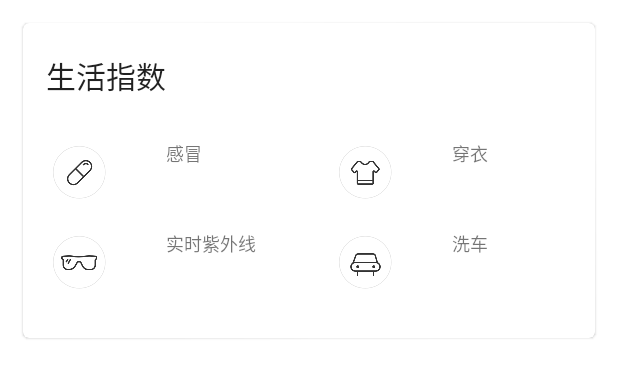
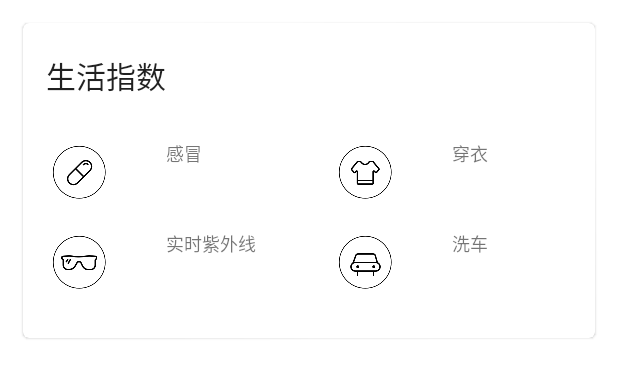
Before and after one commit to KloseYu/MyWeather, an Android app: the layout life_index.xml on its own in the app's theme, with its tools: preview values and no code run, on a phone screen of 412 x 824 dp. Shown: the top 378 px of the screen. Run offline under Robolectric (Android 15) with nearby library versions, the phone set to English and light mode, and no system bars.

Commit message:
修复生活指数icon深色模式适配

```diff
--- a/app/src/main/res/layout/life_index.xml
+++ b/app/src/main/res/layout/life_index.xml
@@ -38,7 +38,8 @@
                     android:layout_centerVertical="true"
                     android:layout_marginStart="20dp"
                     android:layout_marginEnd="20dp"
-                    android:src="@drawable/ic_coldrisk" />
+                    android:src="@drawable/ic_coldrisk"
+                    app:tint="@color/life_photo" />
 
                 <LinearLayout
                     android:layout_width="wrap_content"
@@ -80,6 +81,7 @@
                     android:layout_centerVertical="true"
                     android:layout_marginStart="20dp"
                     android:layout_marginEnd="20dp"
+                    android:tint="@color/life_photo"
                     android:src="@drawable/ic_dressing" />
 
                 <LinearLayout
@@ -129,6 +131,7 @@
                     android:layout_centerVertical="true"
                     android:layout_marginStart="20dp"
                     android:layout_marginEnd="20dp"
+                    android:tint="@color/life_photo"
                     android:src="@drawable/ic_ultraviolet" />
 
                 <LinearLayout
@@ -171,6 +174,7 @@
                     android:layout_centerVertical="true"
                     android:layout_marginStart="20dp"
                     android:layout_marginEnd="20dp"
+                    android:tint="@color/life_photo"
                     android:src="@drawable/ic_carwashing" />
 
                 <LinearLayout
--- a/app/src/main/res/values-night/colors.xml
+++ b/app/src/main/res/values-night/colors.xml
@@ -3,4 +3,5 @@
     <color name="colorPrimary">#165D95</color>
     <color name="colorAccent">#711033</color>
     <color name="search_bg">#424242</color>
+    <color name="life_photo">#ffffff</color>
 </resources>
--- a/app/src/main/res/values/colors.xml
+++ b/app/src/main/res/values/colors.xml
@@ -10,4 +10,5 @@
     <color name="black">#FF000000</color>
     <color name="white">#FFFFFFFF</color>
     <color name="search_bg">#FFFFFFFF</color>
+    <color name="life_photo">#FF000000</color>
 </resources>
```
